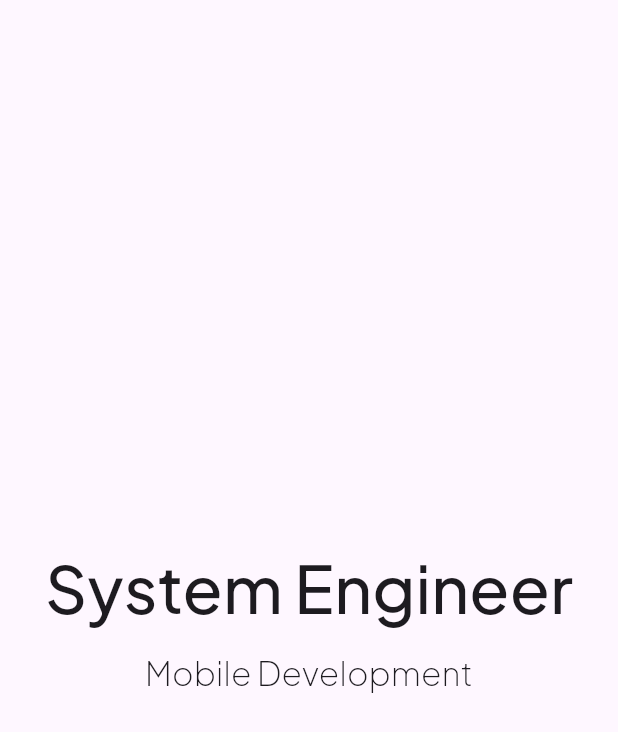
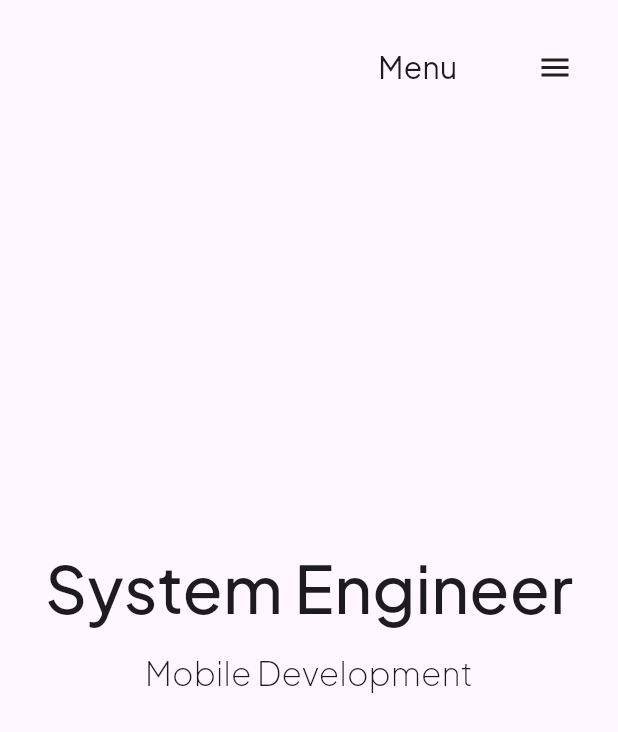
Before and after one commit to DeftoLabs/web_daniel_flutter, a Flutter app: the screen it shows after launch, on a phone screen of 412 x 824 dp. Shown: the top 732 px of the screen. Run offline on Flutter 3.47's test engine with Material 3 defaults, Android fonts, the phone set to English and light mode, and no system bars; our stand-ins replace fluro, google_fonts.

Commit message:
Pre Definition Menu

```diff
--- a/lib/ui/pages/home_page.dart
+++ b/lib/ui/pages/home_page.dart
@@ -1,4 +1,5 @@
 import 'package:flutter/material.dart';
+import 'package:flutter_web_danieldefaria/ui/shared/custom_app_menu.dart';
 import 'package:flutter_web_danieldefaria/ui/views/about_view.dart';
 import 'package:flutter_web_danieldefaria/ui/views/contact_view.dart';
 import 'package:flutter_web_danieldefaria/ui/views/home_view.dart';
@@ -12,7 +13,7 @@ class HomePage extends StatelessWidget {
   Widget build(BuildContext context) {
     return Scaffold(
       body: Container(
-        child: Stack(
+        child: const Stack(
           children: [
 
             _HomeBody(),
@@ -20,10 +21,7 @@ class HomePage extends StatelessWidget {
             Positioned(
               right: 20,
               top:20,
-              child: Container(
-                width: 150,
-                height: 50,
-              )),
+              child: CustomAppMenu()),
           ],
         ),
       )
--- /dev/null
+++ b/lib/ui/shared/custom_app_menu.dart
@@ -0,0 +1,63 @@
+
+
+import 'package:flutter/material.dart';
+import 'package:google_fonts/google_fonts.dart';
+
+class CustomAppMenu extends StatefulWidget {
+  const CustomAppMenu({super.key});
+
+  @override
+  State<CustomAppMenu> createState() => _CustomAppMenuState();
+}
+
+class _CustomAppMenuState extends State<CustomAppMenu> with SingleTickerProviderStateMixin {
+
+  bool isOpen = false;
+  late AnimationController controller;
+
+  @override
+  void initState() {
+    super.initState();
+
+  controller = AnimationController(vsync: this, duration:const Duration(milliseconds: 200));
+  }
+
+  @override
+  Widget build(BuildContext context) {
+    return MouseRegion(
+      cursor: SystemMouseCursors.click,
+      child: GestureDetector(
+        onTap: (){
+
+          if(isOpen) {
+            controller.reverse();
+          }else {
+            controller.forward();
+          }
+          setState(() {
+            isOpen = !isOpen;
+          });
+        },
+        child: Container(
+          padding: const EdgeInsets.symmetric(horizontal: 10),
+          width: 150,
+          height: 50,
+          child: Row(
+            children: [
+              AnimatedContainer(
+                duration: const Duration(milliseconds: 200),
+                curve: Curves.easeInOut,
+                width: isOpen ? 30 : 0,
+                ),
+              Text('Menu', style: GoogleFonts.plusJakartaSans(fontSize: 20)),
+              const Spacer(),
+              AnimatedIcon(
+                icon: AnimatedIcons.menu_close,
+                progress: controller)
+            ],
+          )
+        ),
+      ),
+    );
+  }
+}
```
